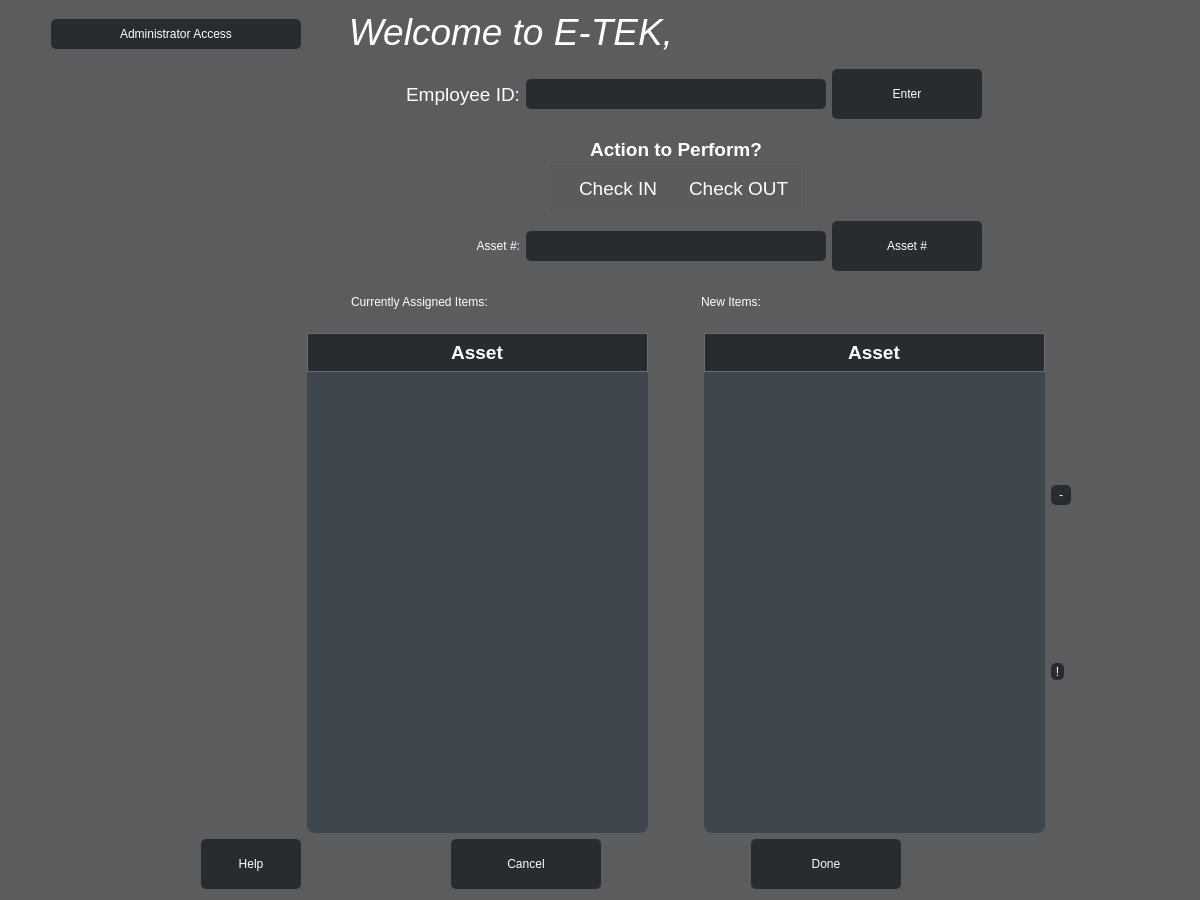
First picture: the form in ui/Etek_main_window_v2.ui, repository Capstone-RFID/Code, before the edit.
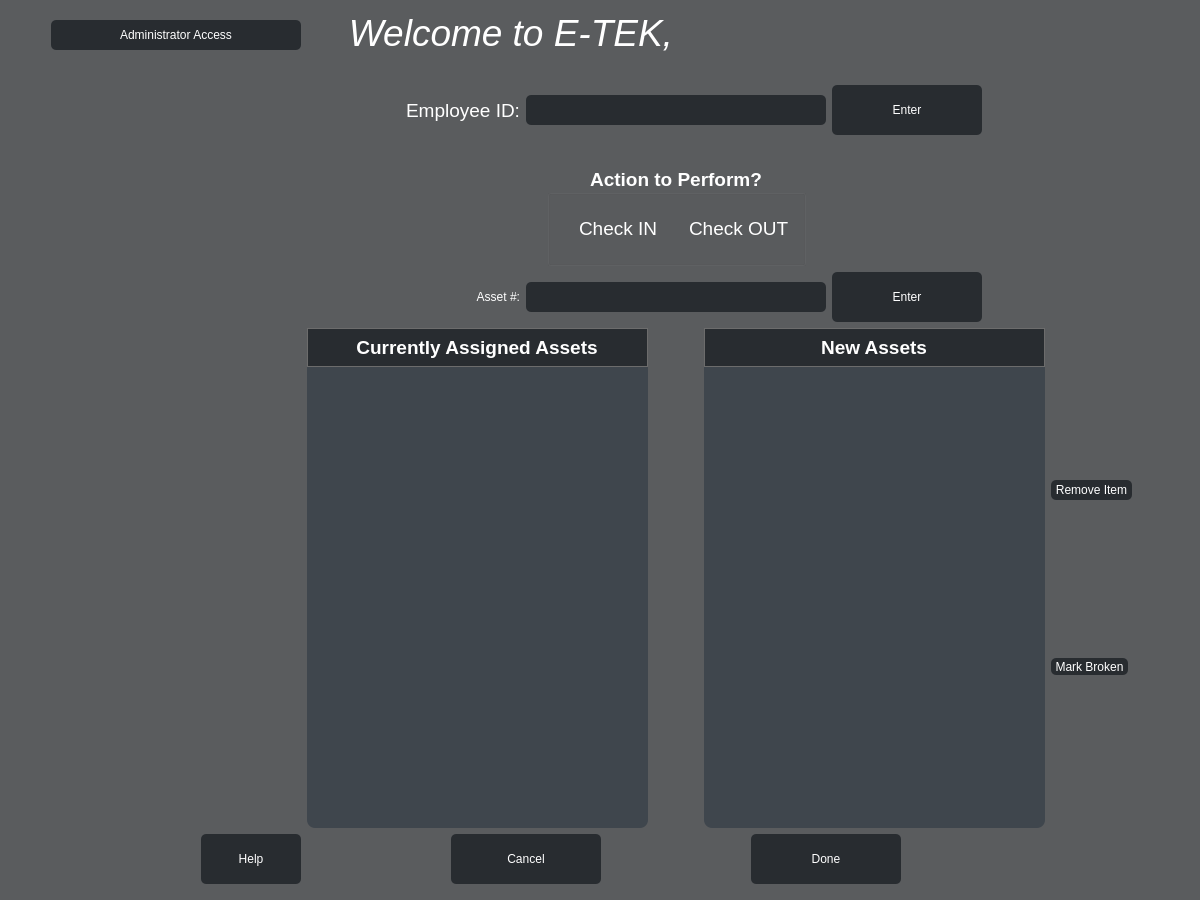
Second picture: the form after the edit. Icons and pictures are not drawn.

Commit message: UI changes - disabled colors, re-arrange, format

```diff
--- a/ui/Etek_main_window_v2.ui
+++ b/ui/Etek_main_window_v2.ui
@@ -141,6 +141,7 @@
 	color: white;
 	background-color: #282c30;
 	border-radius: 5px;
+
 }
 QPushButton::pressed{
 	background-color: #577590; 
@@ -148,6 +149,10 @@
 QPushButton:hover:!pressed{
 	background-color: #739bbe; 
 }
+QToolButton:disabled {
+	color:  #5a5c5e;
+	background-color: #5a5c5e;
+}
 QToolButton{
 	font: 14pt &quot;Arial&quot;;
 	color: white;
@@ -287,12 +292,21 @@
           <string>Welcome to E-TEK,</string>
          </property>
          <property name="alignment">
-          <set>Qt::AlignRight|Qt::AlignTrailing|Qt::AlignVCenter</set>
+          <set>Qt::AlignBottom|Qt::AlignRight|Qt::AlignTrailing</set>
          </property>
         </widget>
        </item>
        <item>
         <widget class="QLabel" name="Name_Label">
+         <property name="font">
+          <font>
+           <family>Arial</family>
+           <pointsize>28</pointsize>
+           <weight>9</weight>
+           <italic>true</italic>
+           <bold>false</bold>
+          </font>
+         </property>
          <property name="styleSheet">
           <string notr="true">font: 75 italic 20pt &quot;Arial&quot;;</string>
          </property>
@@ -562,7 +576,7 @@
          </attribute>
          <column>
           <property name="text">
-           <string>Asset</string>
+           <string>Currently Assigned Assets</string>
           </property>
          </column>
         </widget>
@@ -620,7 +634,7 @@
          </attribute>
          <column>
           <property name="text">
-           <string>Asset</string>
+           <string>New Assets</string>
           </property>
           <property name="textAlignment">
            <set>AlignCenter</set>
@@ -1228,46 +1242,7 @@
       </spacer>
      </item>
      <item row="4" column="2" colspan="5">
-      <layout class="QHBoxLayout" name="horizontalLayout_5">
-       <item>
-        <widget class="QLabel" name="Existing_Item_Label">
-         <property name="minimumSize">
-          <size>
-           <width>0</width>
-           <height>45</height>
-          </size>
-         </property>
-         <property name="maximumSize">
-          <size>
-           <width>300</width>
-           <height>50</height>
-          </size>
-         </property>
-         <property name="text">
-          <string>Currently Assigned Items:</string>
-         </property>
-        </widget>
-       </item>
-       <item>
-        <widget class="QLabel" name="New_Item_Label">
-         <property name="minimumSize">
-          <size>
-           <width>0</width>
-           <height>45</height>
-          </size>
-         </property>
-         <property name="maximumSize">
-          <size>
-           <width>300</width>
-           <height>50</height>
-          </size>
-         </property>
-         <property name="text">
-          <string>New Items:</string>
-         </property>
-        </widget>
-       </item>
-      </layout>
+      <layout class="QHBoxLayout" name="horizontalLayout_5"/>
      </item>
      <item row="3" column="2" colspan="5">
       <layout class="QHBoxLayout" name="horizontalLayout_7">
@@ -1343,7 +1318,7 @@
           <string notr="true"/>
          </property>
          <property name="text">
-          <string>Asset #</string>
+          <string>Enter</string>
          </property>
         </widget>
        </item>
@@ -1424,7 +1399,7 @@
           <string notr="true"/>
          </property>
          <property name="text">
-          <string>-</string>
+          <string>Remove Item</string>
          </property>
         </widget>
        </item>
@@ -1437,7 +1412,7 @@
           <string notr="true"/>
          </property>
          <property name="text">
-          <string>!</string>
+          <string>Mark Broken</string>
          </property>
         </widget>
        </item>
```
Left out of the diff: 2 changed lines with no effect on the pictures. The commit also changes 6 other files.
